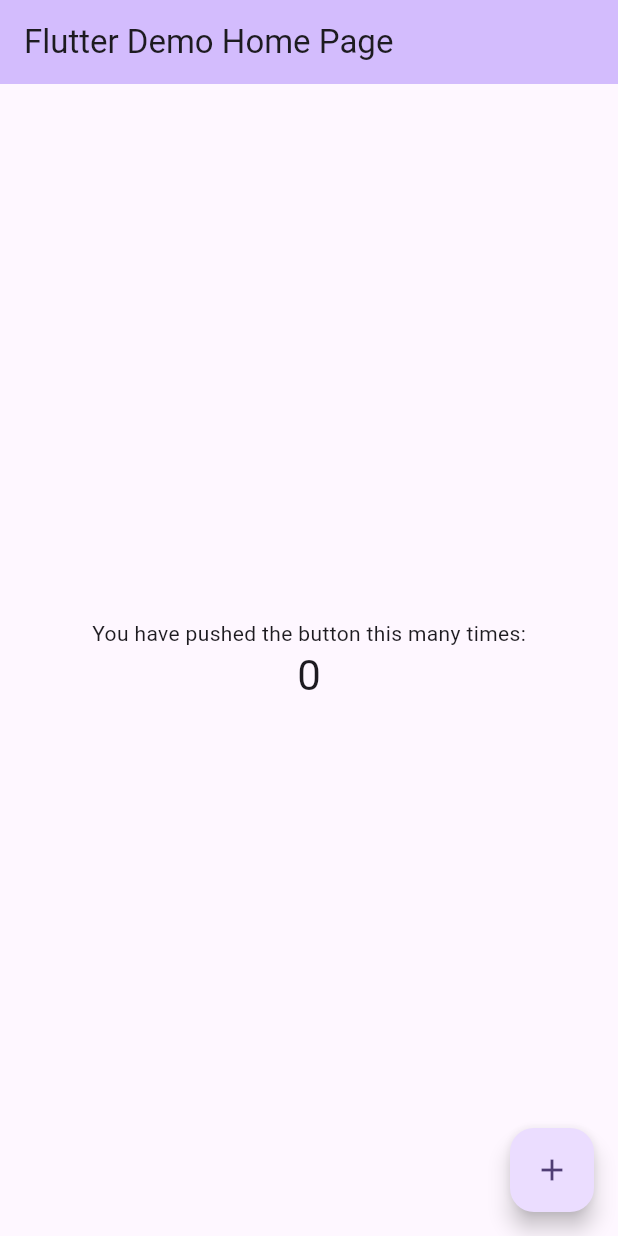
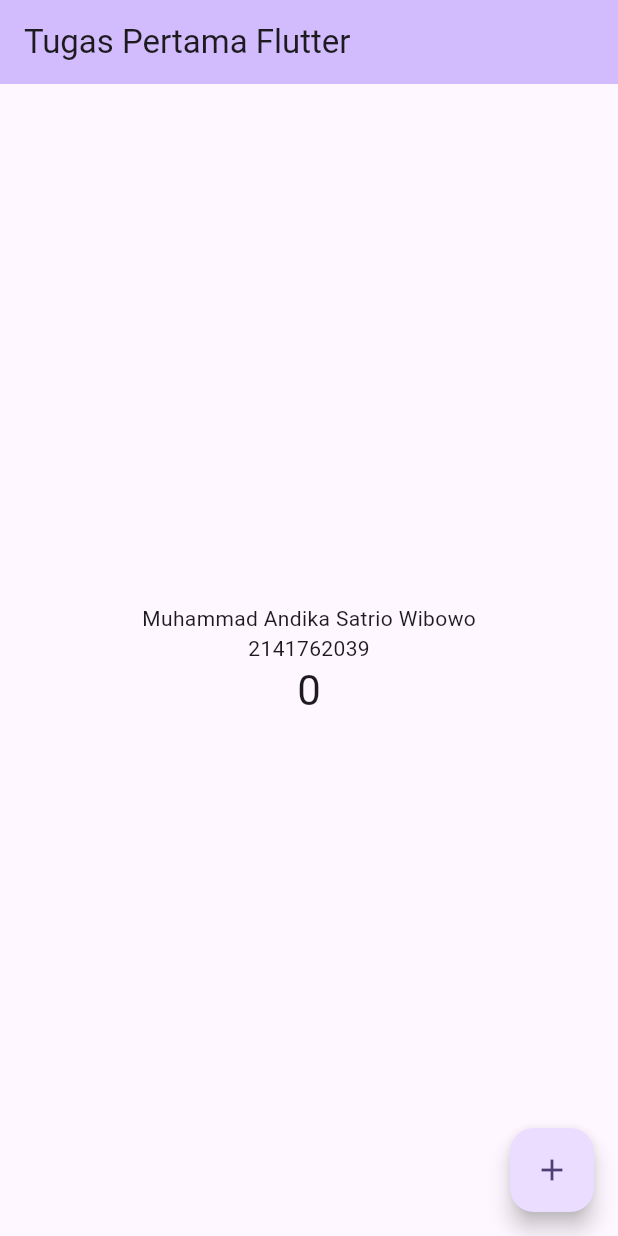
Before and after one commit to Andika000000/test_1, a Flutter app: the screen it shows after launch, on a phone screen of 412 x 824 dp. Run offline on Flutter 3.47's test engine with Material 2 defaults, Android fonts, the phone set to English and light mode, and no system bars.

Commit message:
Hello_Word

```diff
--- a/lib/main.dart
+++ b/lib/main.dart
@@ -31,7 +31,7 @@ class MyApp extends StatelessWidget {
         colorScheme: ColorScheme.fromSeed(seedColor: Colors.deepPurple),
         useMaterial3: true,
       ),
-      home: const MyHomePage(title: 'Flutter Demo Home Page'),
+      home: const MyHomePage(title: 'Tugas Pertama Flutter'),
     );
   }
 }
@@ -106,7 +106,10 @@ class _MyHomePageState extends State<MyHomePage> {
           mainAxisAlignment: MainAxisAlignment.center,
           children: <Widget>[
             const Text(
-              'You have pushed the button this many times:',
+              'Muhammad Andika Satrio Wibowo',
+            ),
+            const Text(
+              '2141762039',
             ),
             Text(
               '$_counter',
```
